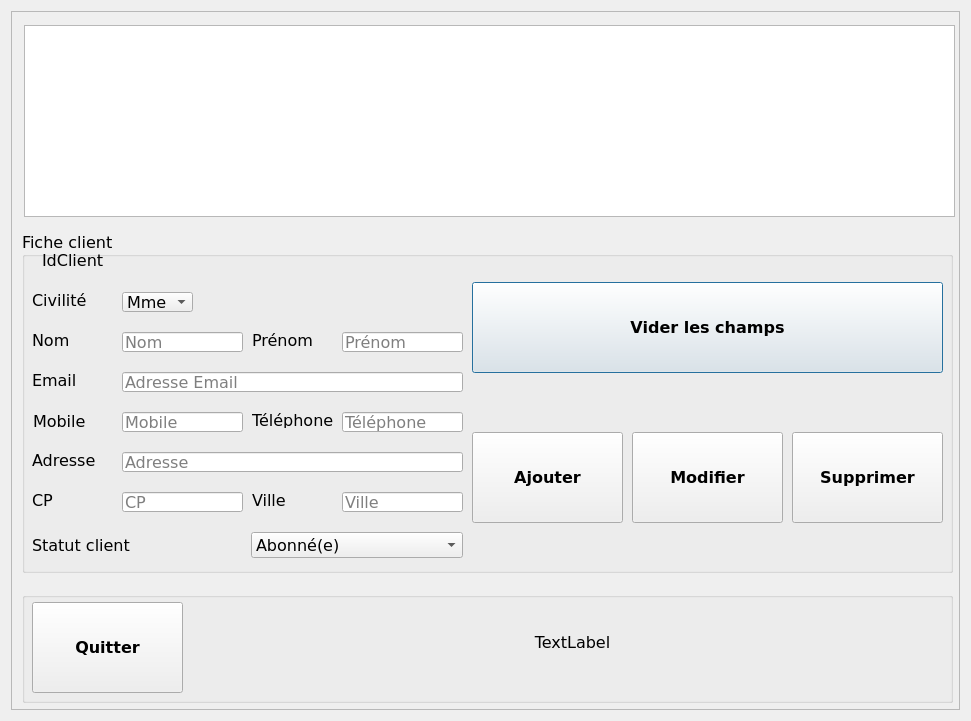
The window that FestiClicC/clients.ui (FestiClic/FestiClic3) describes before a commit, drawn with Qt 5.
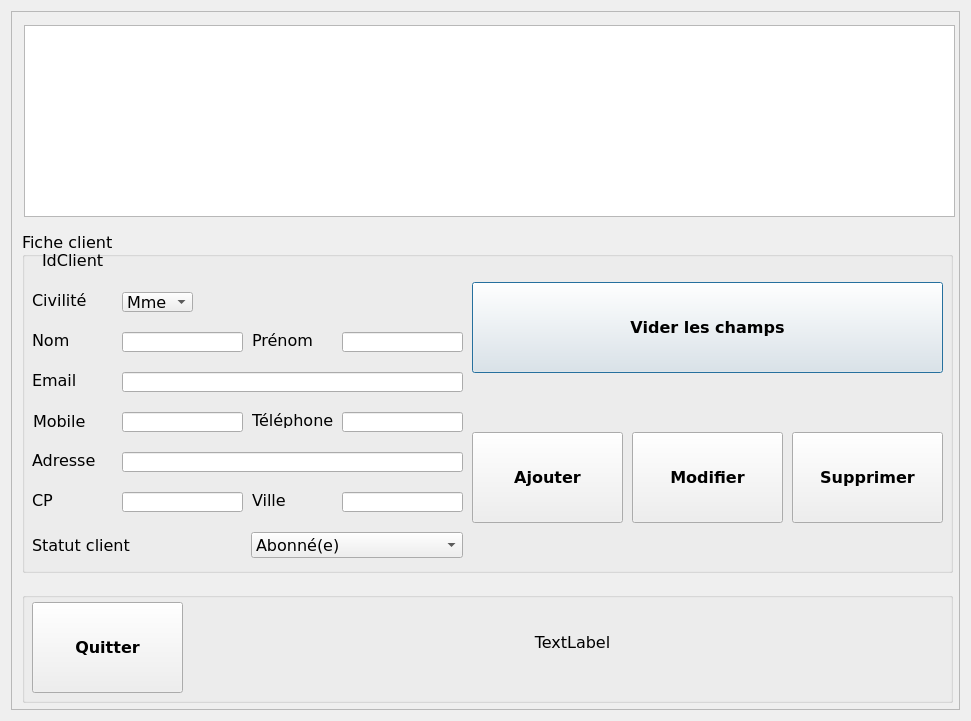
The same window after the commit.

Patch:
```diff
--- a/FestiClicC/clients.ui
+++ b/FestiClicC/clients.ui
@@ -133,7 +133,7 @@
          </font>
         </property>
         <property name="placeholderText">
-         <string>Adresse</string>
+         <string/>
         </property>
        </widget>
        <widget class="QLineEdit" name="cltTxtCp">
@@ -152,7 +152,7 @@
          </font>
         </property>
         <property name="placeholderText">
-         <string>CP</string>
+         <string/>
         </property>
        </widget>
        <widget class="QLabel" name="label_7">
@@ -228,7 +228,7 @@
          </font>
         </property>
         <property name="placeholderText">
-         <string>Nom</string>
+         <string/>
         </property>
        </widget>
        <widget class="QLabel" name="label_5">
@@ -266,7 +266,7 @@
          </font>
         </property>
         <property name="placeholderText">
-         <string>Prénom</string>
+         <string/>
         </property>
        </widget>
        <widget class="QLabel" name="label_6">
@@ -304,7 +304,7 @@
          </font>
         </property>
         <property name="placeholderText">
-         <string>Adresse Email</string>
+         <string/>
         </property>
        </widget>
        <widget class="QPushButton" name="cltBtnViderChamps">
@@ -427,7 +427,7 @@
          </font>
         </property>
         <property name="placeholderText">
-         <string>Téléphone</string>
+         <string/>
         </property>
        </widget>
        <widget class="QLineEdit" name="cltTxtMob">
@@ -446,7 +446,7 @@
          </font>
         </property>
         <property name="placeholderText">
-         <string>Mobile</string>
+         <string/>
         </property>
        </widget>
        <widget class="QPushButton" name="cltBtnAjouter">
@@ -547,7 +547,7 @@
          </font>
         </property>
         <property name="placeholderText">
-         <string>Ville</string>
+         <string/>
         </property>
        </widget>
        <widget class="QLabel" name="label_9">
```
Left out of the diff: 2 changed lines with no effect on the pictures.
